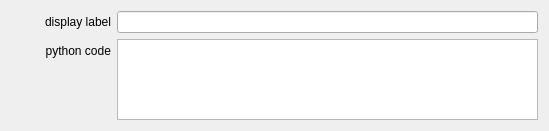
The window that ui/a2element/menu_item_edit.ui (ewerybody/a2) describes before a commit, drawn with Qt 5.
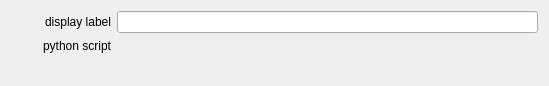
The same window after the commit. Custom widgets are drawn as their Qt base class.

Commit message: wip #174 local_scripts widgets done implemented with menu items

```diff
--- a/ui/a2element/menu_item_edit.ui
+++ b/ui/a2element/menu_item_edit.ui
@@ -7,7 +7,7 @@
     <x>0</x>
     <y>0</y>
     <width>549</width>
-    <height>131</height>
+    <height>86</height>
    </rect>
   </property>
   <property name="windowTitle">
@@ -46,7 +46,7 @@
       </size>
      </property>
      <property name="text">
-      <string>python code</string>
+      <string>python script</string>
      </property>
      <property name="alignment">
       <set>Qt::AlignRight|Qt::AlignTrailing|Qt::AlignVCenter</set>
@@ -54,15 +54,16 @@
     </widget>
    </item>
    <item row="1" column="1">
-    <widget class="A2CodeField" name="cfg_code"/>
+    <widget class="ScriptSelector" name="script_selector" native="true"/>
    </item>
   </layout>
  </widget>
  <customwidgets>
   <customwidget>
-   <class>A2CodeField</class>
-   <extends>QPlainTextEdit</extends>
-   <header>a2widget</header>
+   <class>ScriptSelector</class>
+   <extends>QWidget</extends>
+   <header>a2widget.local_script</header>
+   <container>1</container>
   </customwidget>
  </customwidgets>
  <resources/>
```
The commit also changes 3 other files.
